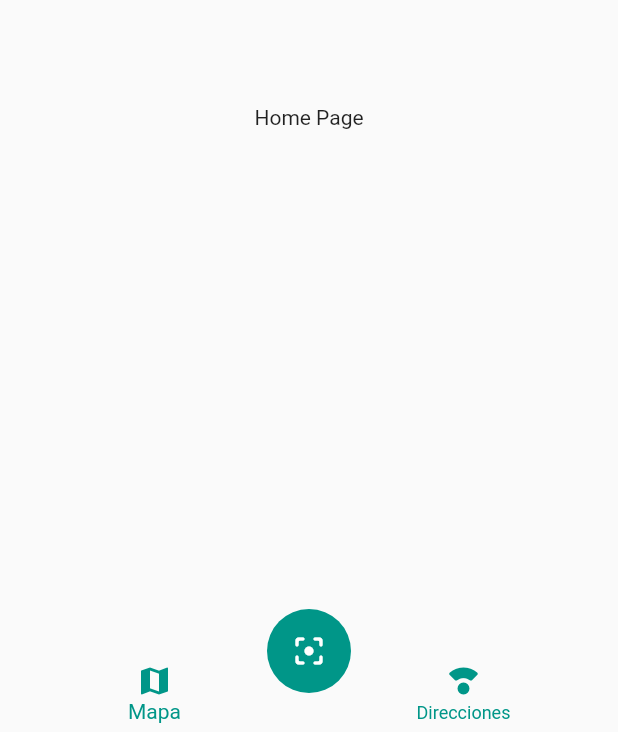
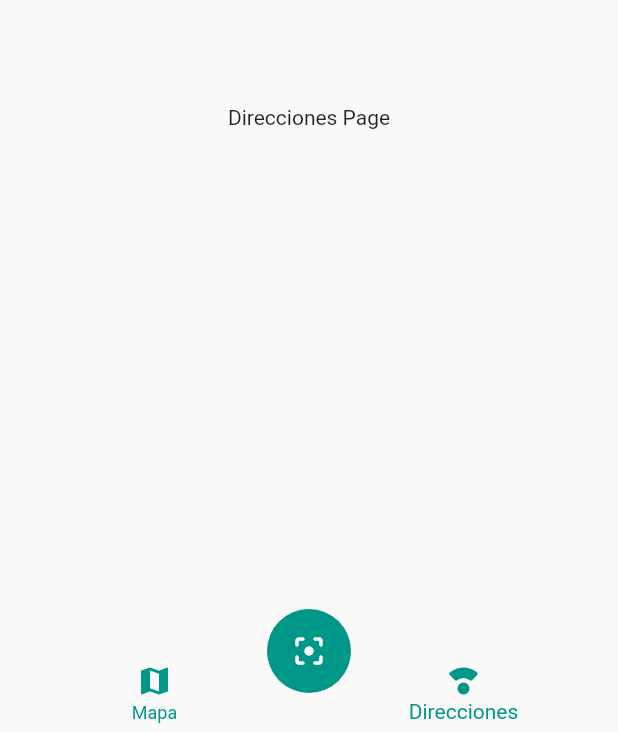
Before and after one commit to ddienu/QR-Reader, a Flutter app: the screen it shows after launch, on a phone screen of 412 x 824 dp. Shown: the part 501-1233 px from the top of the screen. Run offline on Flutter 3.47's test engine with Material 2 defaults, Android fonts, the phone set to English and light mode, and no system bars.

Commit message:
Add: Body home page, update: direcciones, home and mapas page.
Create body home page to create a method to refresh the page depends on where the user tap.
Update the other pages, to implement the new body home page into the body code in the home page.

```diff
--- a/lib/src/pages/Widgets/custom_navigatorbar.dart
+++ b/lib/src/pages/Widgets/custom_navigatorbar.dart
@@ -4,9 +4,12 @@ import 'package:flutter/material.dart';
 class CustomNavigationBar extends StatelessWidget {
   const CustomNavigationBar({Key? key}) : super(key: key);
 
+  final currentIndex = 1;
+
   @override
   Widget build(BuildContext context) {
     return BottomNavigationBar(
+      currentIndex: currentIndex,
       selectedItemColor: Colors.teal,
       unselectedItemColor: Colors.teal,
       elevation: 0,
--- /dev/null
+++ b/lib/src/pages/bodyhome_page.dart
@@ -0,0 +1,24 @@
+import 'package:flutter/material.dart';
+import 'package:qr_reader/src/pages/direcciones_page.dart';
+import 'package:qr_reader/src/pages/mapas_page.dart';
+
+
+class HomePageBody extends StatelessWidget {
+   const HomePageBody({Key? key}) : super(key: key);
+
+   @override
+   Widget build(BuildContext context) {
+
+     final currentIndex = 1;
+
+     switch( currentIndex ){
+       case 0:
+       return MapasPage();
+       case 1:
+       return DireccionesPage();
+
+       default:
+       return MapasPage();
+       }
+     }
+   }
--- /dev/null
+++ b/lib/src/pages/direcciones_page.dart
@@ -0,0 +1,13 @@
+import 'package:flutter/material.dart';
+
+
+class DireccionesPage extends StatelessWidget {
+  const DireccionesPage({Key? key}) : super(key: key);
+
+  @override
+  Widget build(BuildContext context) {
+    return Center(
+      child: Text('Direcciones Page'),
+    );
+  }
+}
--- a/lib/src/pages/home_page.dart
+++ b/lib/src/pages/home_page.dart
@@ -2,6 +2,9 @@ import 'package:flutter/material.dart';
 
 import 'package:qr_reader/src/pages/Widgets/custom_navigatorbar.dart';
 import 'package:qr_reader/src/pages/Widgets/scan_button.dart';
+import 'package:qr_reader/src/pages/bodyhome_page.dart';
+import 'package:qr_reader/src/pages/direcciones_page.dart';
+import 'package:qr_reader/src/pages/mapas_page.dart';
 
 class HomePage extends StatelessWidget {
   const HomePage({Key? key}) : super(key: key);
@@ -20,12 +23,12 @@ class HomePage extends StatelessWidget {
             ),
         ],
       ),
-      body: Center(
-           child: Text('Home Page'),
-           ),
+      body: HomePageBody(),
            bottomNavigationBar: CustomNavigationBar(),
            floatingActionButton: ScanButton(),
            floatingActionButtonLocation: FloatingActionButtonLocation.centerDocked,
     );
   }
-}
+
+
+ }
--- /dev/null
+++ b/lib/src/pages/mapas_page.dart
@@ -0,0 +1,13 @@
+import 'package:flutter/material.dart';
+
+
+class MapasPage extends StatelessWidget {
+  const MapasPage({Key? key}) : super(key: key);
+
+  @override
+  Widget build(BuildContext context) {
+    return Center(
+      child: Text('Mapas Page'),
+    );
+  }
+}
```
